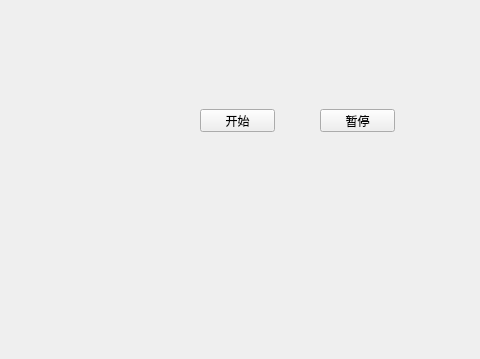
Old version of the form Windows/QTimer/widget.ui in the repository mi6661/qt_study; both pictures show x 0 to 480 and y 241 to 600 of the 800 by 600 pixel window.
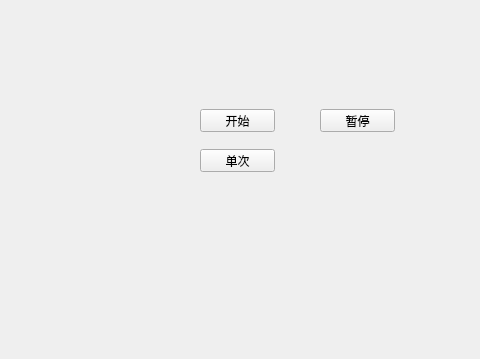
New version of the form.

Commit message: Windows下QTimer学习完毕。

Patch:
```diff
--- a/Windows/QTimer/widget.ui
+++ b/Windows/QTimer/widget.ui
@@ -52,6 +52,19 @@
     <string>暂停</string>
    </property>
   </widget>
+  <widget class="QPushButton" name="btn_single">
+   <property name="geometry">
+    <rect>
+     <x>200</x>
+     <y>390</y>
+     <width>75</width>
+     <height>23</height>
+    </rect>
+   </property>
+   <property name="text">
+    <string>单次</string>
+   </property>
+  </widget>
  </widget>
  <resources/>
  <connections/>
```
Left out of the diff: 5 changed lines with no effect on the pictures. The commit also changes 2 other files.
